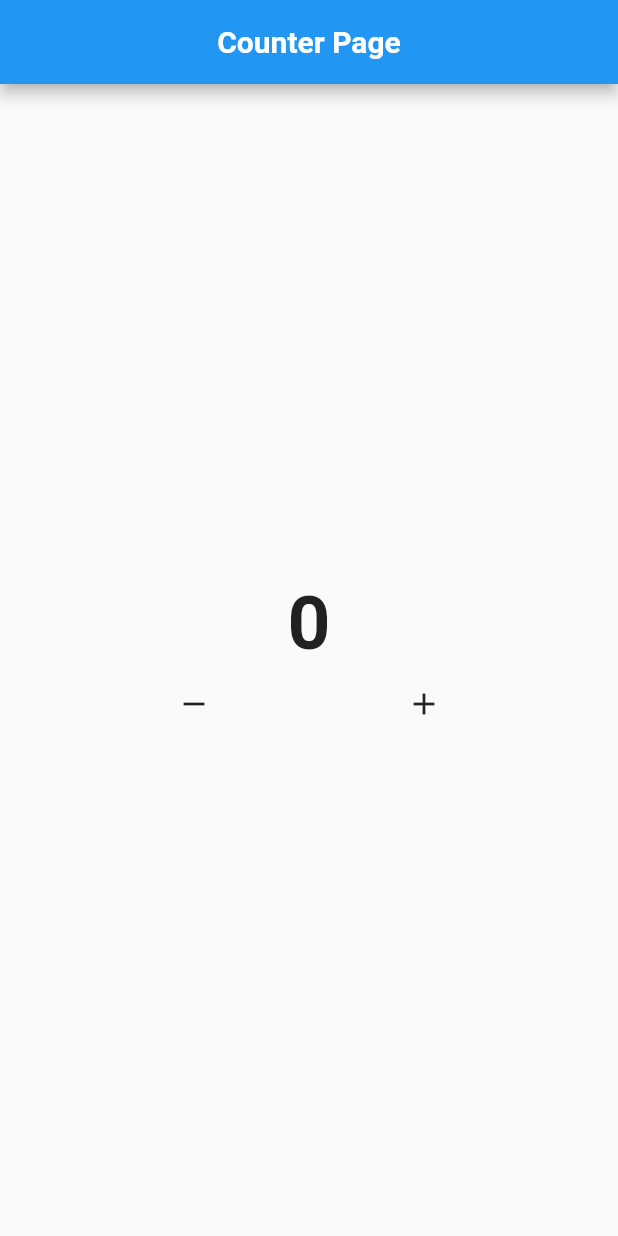
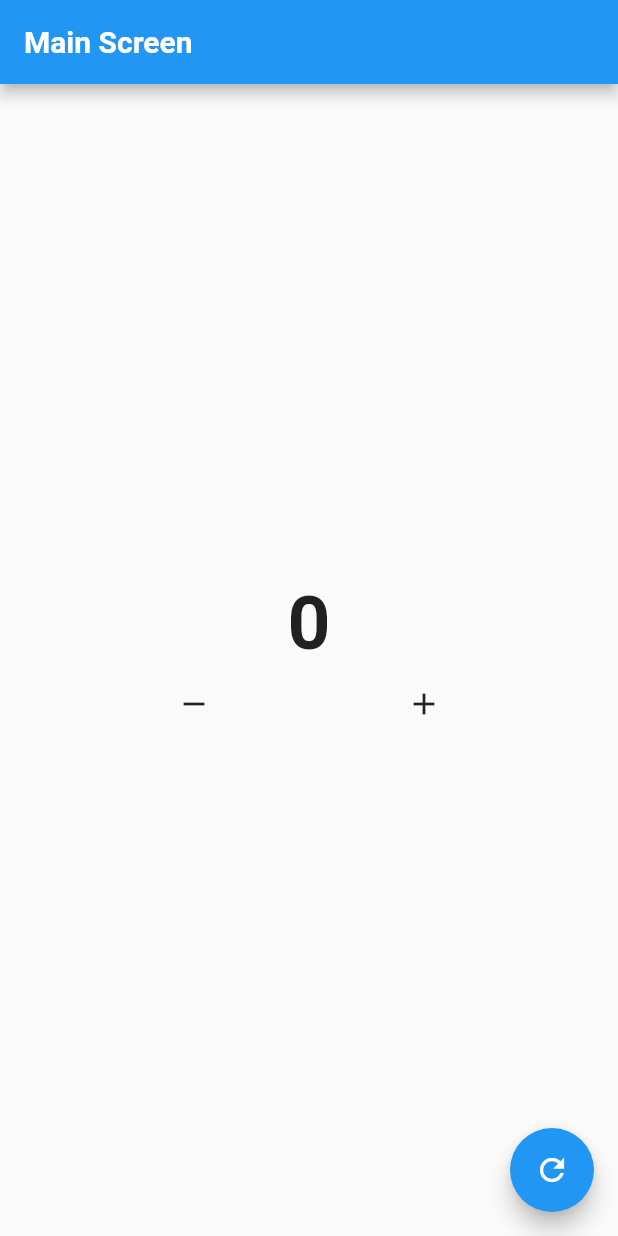
Before and after one commit to magerngulik/belajar_bloc, a Flutter app: the screen it shows after launch, on a phone screen of 412 x 824 dp. Run offline on Flutter 3.47's test engine with Material 2 defaults, Android fonts, the phone set to English and light mode, and no system bars; our stand-ins replace bloc, flutter_bloc.

Commit message:
belajar global bloc observer

```diff
--- a/lib/bloc/counter.dart
+++ b/lib/bloc/counter.dart
@@ -1,16 +1,26 @@
-import 'package:flutter/material.dart';
 import 'package:bloc/bloc.dart';
-import 'package:flutter_bloc/flutter_bloc.dart';
 
-enum CounterEvent { decrement, increment }
+import 'counter_event.dart';
 
 class CounterBloc extends Bloc<CounterEvent, int> {
   CounterBloc() : super(0) {
-    on<CounterEvent>((event, emit) {
-      if (event == CounterEvent.increment) {
-        emit(state + 1);
-      } else {
-        emit(state - 1);
+    on<Increment>((event, emit) {
+      emit(state + 1 * event.value);
+    });
+
+    on<Decrement>((event, emit) {
+      emit(state - 1);
+    });
+  }
+}
+
+enum ThemeEvent { themeLight, themeDark }
+
+class ThemeBloc extends Bloc<ThemeEvent, bool> {
+  ThemeBloc() : super(true) {
+    on<ThemeEvent>((event, emit) {
+      if (event == ThemeEvent.themeDark) {
+        emit(!state);
       }
     });
   }
--- /dev/null
+++ b/lib/bloc/counter_event.dart
@@ -0,0 +1,16 @@
+// ignore_for_file: public_member_api_docs, sort_constructors_first
+class CounterEvent {
+  int? data;
+  CounterEvent({
+    this.data,
+  });
+}
+
+class Increment extends CounterEvent {
+  int value;
+  Increment({
+    required this.value,
+  }) : super(data: value);
+}
+
+class Decrement extends CounterEvent {}
--- a/lib/main.dart
+++ b/lib/main.dart
@@ -1,21 +1,38 @@
 import 'package:counter_apk_bloc/bloc/counter.dart';
+import 'package:counter_apk_bloc/general_observer.dart';
 import 'package:counter_apk_bloc/page/home.dart';
 import 'package:flutter/material.dart';
 import 'package:flutter_bloc/flutter_bloc.dart';
 
 void main() {
+  Bloc.observer = MyBlocObserver();
   runApp(MyApp());
 }
 
 class MyApp extends StatelessWidget {
-  const MyApp({super.key});
+  MyApp({super.key});
+  ThemeBloc myTheme = ThemeBloc();
 
   @override
   Widget build(BuildContext context) {
-    return BlocProvider(
-        create: (context) => CounterBloc(),
-        child: MaterialApp(
-          home: HomePage(),
-        ));
+    return MultiBlocProvider(
+      providers: [
+        BlocProvider(
+          create: (context) => CounterBloc(),
+        ),
+        BlocProvider(
+          create: (context) => myTheme,
+        ),
+      ],
+      child: BlocBuilder<ThemeBloc, bool>(
+        bloc: myTheme,
+        builder: (context, state) {
+          return MaterialApp(
+            theme: (state) ? ThemeData.light() : ThemeData.dark(),
+            home: HomePage(),
+          );
+        },
+      ),
+    );
   }
 }
--- a/lib/page/home.dart
+++ b/lib/page/home.dart
@@ -1,9 +1,8 @@
-import 'dart:developer';
-
 import 'package:counter_apk_bloc/bloc/counter.dart';
+import 'package:counter_apk_bloc/bloc/counter_event.dart';
 import 'package:flutter/material.dart';
+import 'package:bloc/bloc.dart';
 import 'package:flutter_bloc/flutter_bloc.dart';
-import 'package:bloc/bloc.dart';
 
 class HomePage extends StatelessWidget {
   HomePage({super.key});
@@ -11,11 +10,11 @@ class HomePage extends StatelessWidget {
   @override
   Widget build(BuildContext context) {
     CounterBloc myCounter = context.read<CounterBloc>();
+    ThemeBloc myTheme = context.read<ThemeBloc>();
     return Scaffold(
       appBar: AppBar(
-        centerTitle: true,
         title: Text(
-          "Counter Page",
+          "Main Screen",
           style: TextStyle(
             fontSize: 20.0,
             fontWeight: FontWeight.bold,
@@ -31,7 +30,7 @@ class HomePage extends StatelessWidget {
               builder: (context, state) {
                 return Text(
                   "$state",
-                  style: TextStyle(
+                  style: const TextStyle(
                     fontSize: 50.0,
                     fontWeight: FontWeight.bold,
                   ),
@@ -42,20 +41,34 @@ class HomePage extends StatelessWidget {
               mainAxisAlignment: MainAxisAlignment.spaceEvenly,
               children: [
                 IconButton(
-                    onPressed: () {
-                      myCounter.add(CounterEvent.decrement);
-                    },
-                    icon: Icon(Icons.remove)),
+                  onPressed: () {
+                    myCounter.add(Decrement());
+                  },
+                  icon: Icon(
+                    Icons.remove,
+                    size: 24.0,
+                  ),
+                ),
                 IconButton(
-                    onPressed: () {
-                      myCounter.add(CounterEvent.increment);
-                    },
-                    icon: Icon(Icons.add))
+                  onPressed: () {
+                    myCounter.add(Increment(value: 10));
+                  },
+                  icon: Icon(
+                    Icons.add,
+                    size: 24.0,
+                  ),
+                ),
               ],
             ),
           ],
         ),
       ),
+      floatingActionButton: FloatingActionButton(
+        child: Icon(Icons.refresh),
+        onPressed: () {
+          myTheme.add(ThemeEvent.themeDark);
+        },
+      ),
     );
   }
 }
```
Also changed, not shown: lib/general_observer.dart (added, +29 -0 lines).
